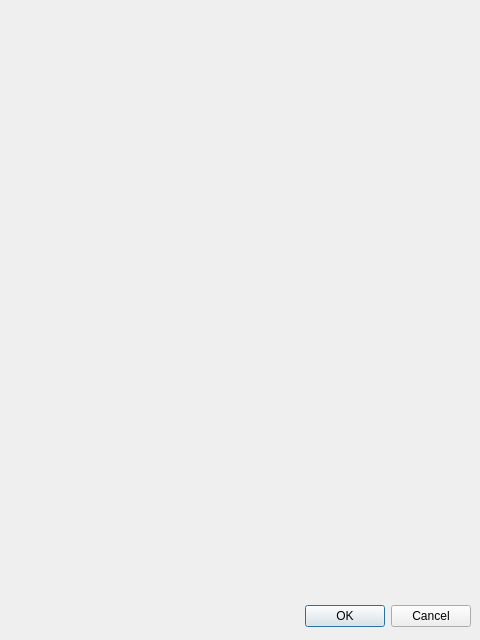
The window that acercade.ui (ronnyR4815/P59-Salarios-Qt) describes before a commit, drawn with Qt 5.
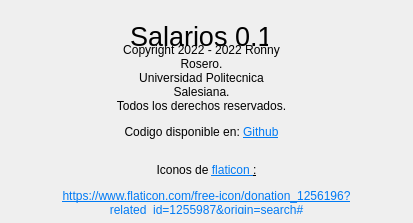
The same window after the commit.

Commit message: Icono y version

What changed in the file:
```diff
--- a/acercade.ui
+++ b/acercade.ui
@@ -5,27 +5,61 @@
    <rect>
     <x>0</x>
     <y>0</y>
-    <width>480</width>
-    <height>640</height>
+    <width>413</width>
+    <height>223</height>
    </rect>
   </property>
   <property name="windowTitle">
    <string>Dialog</string>
   </property>
-  <widget class="QDialogButtonBox" name="buttonBox">
+  <widget class="QLabel" name="title">
    <property name="geometry">
     <rect>
-     <x>10</x>
-     <y>600</y>
-     <width>461</width>
-     <height>32</height>
+     <x>130</x>
+     <y>20</y>
+     <width>138</width>
+     <height>33</height>
     </rect>
    </property>
-   <property name="orientation">
-    <enum>Qt::Horizontal</enum>
+   <property name="font">
+    <font>
+     <pointsize>20</pointsize>
+    </font>
    </property>
-   <property name="standardButtons">
-    <set>QDialogButtonBox::Cancel|QDialogButtonBox::Ok</set>
+   <property name="text">
+    <string>&lt;html&gt;&lt;head/&gt;&lt;body&gt;&lt;p align=&quot;center&quot;&gt;Salarios 0.1&lt;/p&gt;&lt;/body&gt;&lt;/html&gt;</string>
+   </property>
+  </widget>
+  <widget class="QLabel" name="text">
+   <property name="geometry">
+    <rect>
+     <x>110</x>
+     <y>40</y>
+     <width>183</width>
+     <height>102</height>
+    </rect>
+   </property>
+   <property name="text">
+    <string>&lt;html&gt;&lt;head/&gt;&lt;body&gt;&lt;p align=&quot;center&quot;&gt;Copyright 2022 - 2022 Ronny Rosero.&lt;br/&gt;Universidad Politecnica Salesiana. &lt;br/&gt;Todos los derechos reservados.&lt;/p&gt;&lt;p align=&quot;center&quot;&gt;Codigo disponible en: &lt;a href=&quot;https://github.com/ronnyR4815/P59-Salarios-Qt&quot;&gt;&lt;span style=&quot; text-decoration: underline; color:#007af4;&quot;&gt;Github&lt;/span&gt;&lt;/a&gt;&lt;/p&gt;&lt;/body&gt;&lt;/html&gt;</string>
+   </property>
+   <property name="wordWrap">
+    <bool>true</bool>
+   </property>
+  </widget>
+  <widget class="QLabel" name="text_2">
+   <property name="geometry">
+    <rect>
+     <x>9</x>
+     <y>163</y>
+     <width>395</width>
+     <height>51</height>
+    </rect>
+   </property>
+   <property name="text">
+    <string>&lt;html&gt;&lt;head/&gt;&lt;body&gt;&lt;p align=&quot;center&quot;&gt;Iconos de &lt;a href=&quot;https://www.flaticon.com&quot;&gt;&lt;span style=&quot; text-decoration: underline; color:#007af4;&quot;&gt;flaticon &lt;/span&gt;&lt;/a&gt;&lt;a href=&quot;https://www.flaticon.com&quot;&gt;&lt;span style=&quot; text-decoration: underline; color:#000000;&quot;&gt;:&lt;/span&gt;&lt;/a&gt;&lt;/p&gt;&lt;p align=&quot;center&quot;&gt;&lt;a href=&quot;https://www.flaticon.com/free-icon/donation_1256196?related_id=1255987&amp;amp;origin=search#&quot;&gt;&lt;span style=&quot; text-decoration: underline; color:#007af4;&quot;&gt;https://www.flaticon.com/free-icon/donation_1256196?related_id=1255987&amp;amp;origin=search#&lt;/span&gt;&lt;/a&gt;&lt;/p&gt;&lt;/body&gt;&lt;/html&gt;</string>
+   </property>
+   <property name="wordWrap">
+    <bool>true</bool>
    </property>
   </widget>
  </widget>
```
Left out of the diff: 38 changed lines with no effect on the pictures. The commit also changes 9 other files.
